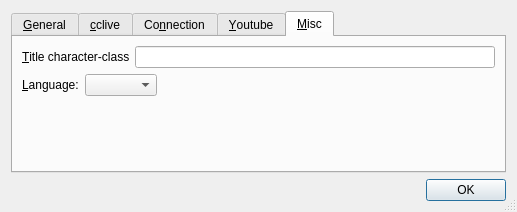
Before: the Qt Designer form rc/prefsdlg.ui in guendto/abby, drawn with Qt 5.
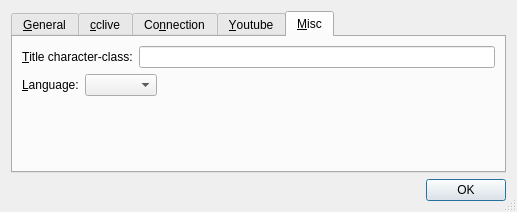
After: the same form once the commit is applied. The open tabs and pages were chosen to show the change.

Patch:
```diff
--- a/rc/prefsdlg.ui
+++ b/rc/prefsdlg.ui
@@ -399,7 +399,7 @@
          <item>
           <widget class="QLabel" name="label_9" >
            <property name="text" >
-            <string>&amp;Title character-class</string>
+            <string>&amp;Title character-class:</string>
            </property>
            <property name="buddy" >
             <cstring>cclassEdit</cstring>
```
